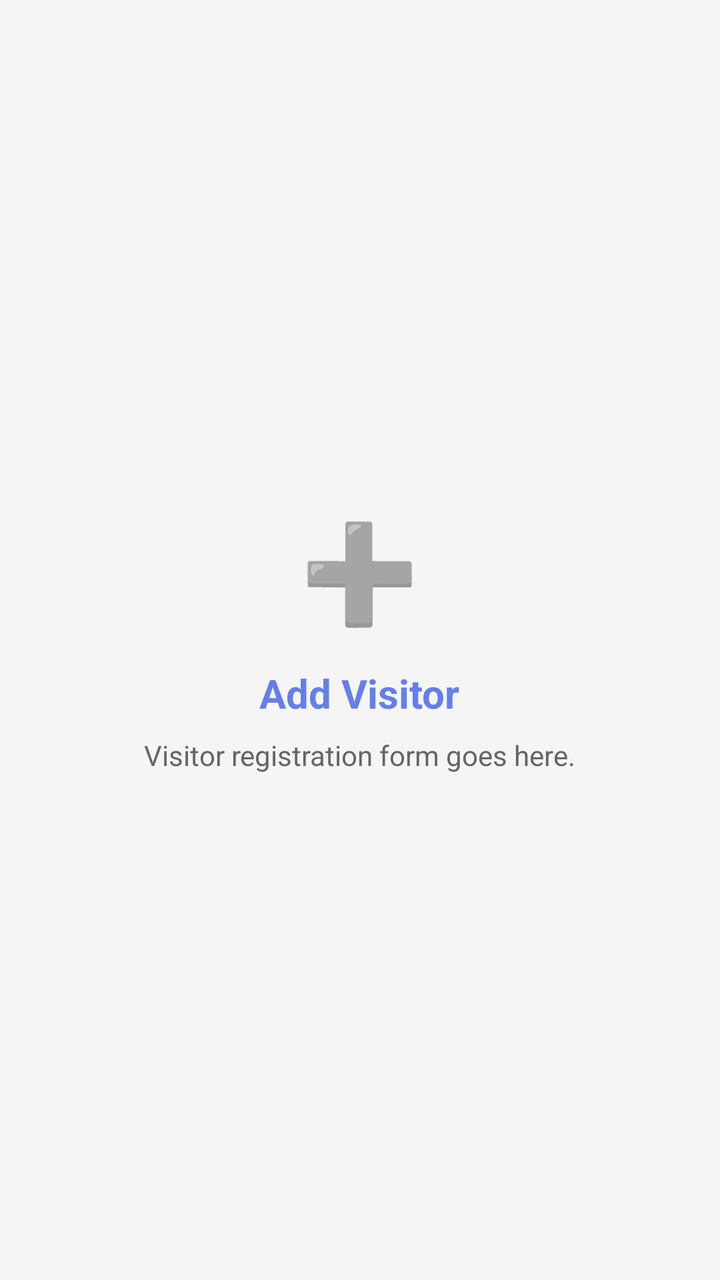
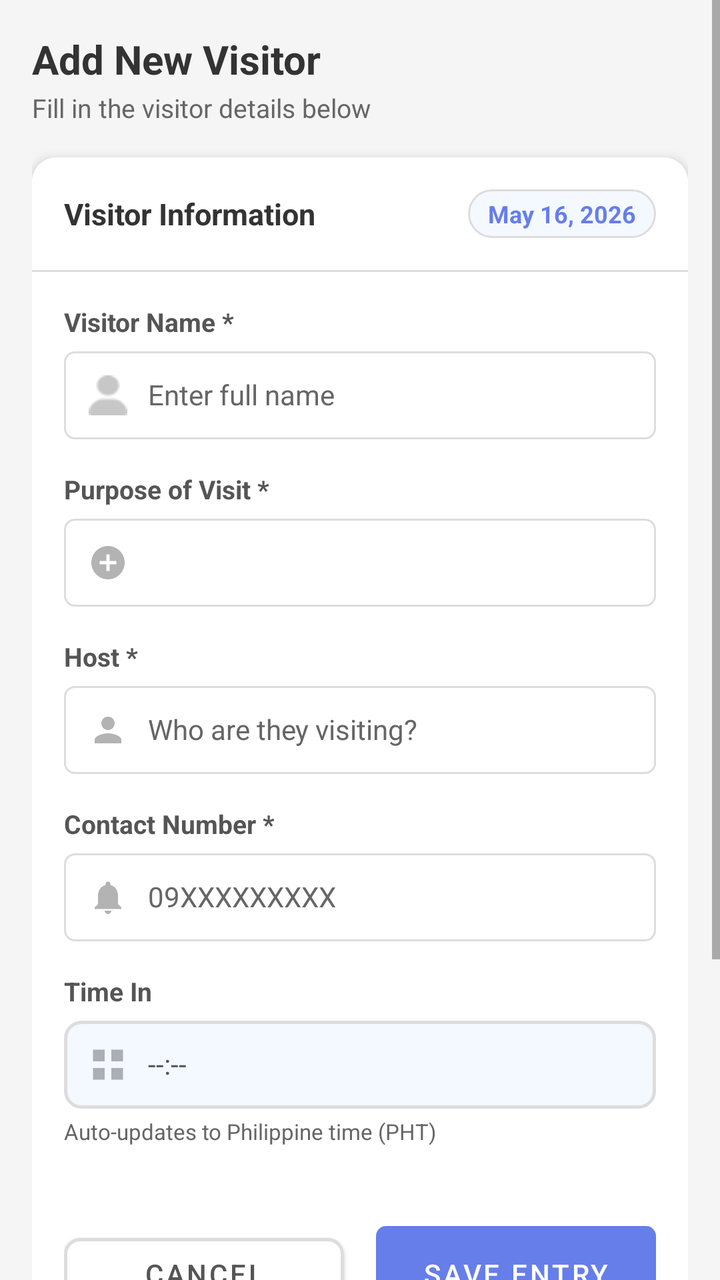

Before-and-after screenshots of an Android layout around one commit, followed by the original layout XML and the change that was made.
<!-- AndroidManifest.xml: application theme Theme.LogPoint -->
<!-- res/layout/fragment_add_visitor.xml -->
<?xml version="1.0" encoding="utf-8"?>
<LinearLayout xmlns:android="http://schemas.android.com/apk/res/android"
    android:layout_width="match_parent"
    android:layout_height="match_parent"
    android:orientation="vertical"
    android:background="@color/bg_light"
    android:padding="16dp"
    android:gravity="center">

    <TextView
        android:layout_width="wrap_content"
        android:layout_height="wrap_content"
        android:text="➕"
        android:textSize="48sp"
        android:layout_marginBottom="16dp" />

    <TextView
        android:layout_width="wrap_content"
        android:layout_height="wrap_content"
        android:text="Add Visitor"
        android:textSize="20sp"
        android:textStyle="bold"
        android:textColor="@color/primary_dark"
        android:layout_marginBottom="8dp" />

    <TextView
        android:layout_width="wrap_content"
        android:layout_height="wrap_content"
        android:text="Visitor registration form goes here."
        android:textSize="14sp"
        android:textColor="@color/text_light"
        android:gravity="center" />

</LinearLayout>
<!-- resources referenced by this layout -->
<resources>
  <color name="error">#F44336</color>
  <!-- unchanged entries left out for length: 6 -->
</resources>

<!-- the commit's change to res/layout/fragment_add_visitor.xml (unified diff, before → after) -->
@@ -1,34 +1,492 @@
 <?xml version="1.0" encoding="utf-8"?>
-<LinearLayout xmlns:android="http://schemas.android.com/apk/res/android"
+<ScrollView xmlns:android="http://schemas.android.com/apk/res/android"
+    xmlns:app="http://schemas.android.com/apk/res-auto"
     android:layout_width="match_parent"
     android:layout_height="match_parent"
-    android:orientation="vertical"
     android:background="@color/bg_light"
-    android:padding="16dp"
-    android:gravity="center">
-
-    <TextView
-        android:layout_width="wrap_content"
+    android:fillViewport="true">
+
+    <LinearLayout
+        android:layout_width="match_parent"
         android:layout_height="wrap_content"
-        android:text="➕"
-        android:textSize="48sp"
-        android:layout_marginBottom="16dp" />
-
-    <TextView
-        android:layout_width="wrap_content"
-        android:layout_height="wrap_content"
-        android:text="Add Visitor"
-        android:textSize="20sp"
-        android:textStyle="bold"
-        android:textColor="@color/primary_dark"
-        android:layout_marginBottom="8dp" />
-
-    <TextView
-        android:layout_width="wrap_content"
-        android:layout_height="wrap_content"
-        android:text="Visitor registration form goes here."
-        android:textSize="14sp"
-        android:textColor="@color/text_light"
-        android:gravity="center" />
-
-</LinearLayout>
+        android:orientation="vertical"
+        android:padding="16dp">
+
+        
+        <LinearLayout
+            android:layout_width="match_parent"
+            android:layout_height="wrap_content"
+            android:orientation="vertical"
+            android:layout_marginBottom="16dp">
+
+            <TextView
+                android:layout_width="wrap_content"
+                android:layout_height="wrap_content"
+                android:text="Add New Visitor"
+                android:textSize="20sp"
+                android:textStyle="bold"
+                android:textColor="@color/text_dark" />
+
+            <TextView
+                android:layout_width="wrap_content"
+                android:layout_height="wrap_content"
+                android:text="Fill in the visitor details below"
+                android:textSize="13sp"
+                android:textColor="@color/text_light"
+                android:layout_marginTop="2dp" />
+
+        </LinearLayout>
+
+        
+        <androidx.cardview.widget.CardView
+            android:layout_width="match_parent"
+            android:layout_height="wrap_content"
+            android:layout_marginBottom="16dp"
+            app:cardCornerRadius="12dp"
+            app:cardElevation="3dp"
+            app:cardBackgroundColor="@color/white">
+
+            <LinearLayout
+                android:layout_width="match_parent"
+                android:layout_height="wrap_content"
+                android:orientation="vertical">
+
+                
+                <LinearLayout
+                    android:layout_width="match_parent"
+                    android:layout_height="wrap_content"
+                    android:orientation="horizontal"
+                    android:gravity="center_vertical"
+                    android:padding="16dp"
+                    android:background="@color/white">
+
+                    <TextView
+                        android:layout_width="0dp"
+                        android:layout_height="wrap_content"
+                        android:layout_weight="1"
+                        android:text="Visitor Information"
+                        android:textSize="15sp"
+                        android:textStyle="bold"
+                        android:textColor="@color/text_dark" />
+
+                    
+                    <TextView
+                        android:id="@+id/tvCurrentDate"
+                        android:layout_width="wrap_content"
+                        android:layout_height="wrap_content"
+                        android:text="May 16, 2026"
+                        android:textSize="12sp"
+                        android:textColor="@color/primary_dark"
+                        android:textStyle="bold"
+                        android:background="@drawable/date_badge_bg"
+                        android:paddingStart="10dp"
+                        android:paddingEnd="10dp"
+                        android:paddingTop="4dp"
+                        android:paddingBottom="4dp" />
+
+                </LinearLayout>
+
+                
+                <View
+                    android:layout_width="match_parent"
+                    android:layout_height="1dp"
+                    android:background="@color/border_light" />
+
+                
+                <LinearLayout
+                    android:layout_width="match_parent"
+                    android:layout_height="wrap_content"
+                    android:orientation="vertical"
+                    android:padding="16dp">
+
+                    
+                    <TextView
+                        android:layout_width="wrap_content"
+                        android:layout_height="wrap_content"
+                        android:text="Visitor Name *"
+                        android:textSize="13sp"
+                        android:textColor="@color/text_medium"
+                        android:textStyle="bold"
+                        android:layout_marginBottom="6dp" />
+
+                    <RelativeLayout
+                        android:layout_width="match_parent"
+                        android:layout_height="wrap_content"
+                        android:layout_marginBottom="16dp"
+                        android:background="@drawable/input_background"
+                        android:padding="12dp">
+
+                        <ImageView
+                            android:id="@+id/iconVisitorName"
+                            android:layout_width="20dp"
+                            android:layout_height="20dp"
+                            android:src="@drawable/ic_person"
+                            android:layout_alignParentStart="true"
+                            android:layout_centerVertical="true"
+                            android:alpha="0.5" />
+
+                        <EditText
+                            android:id="@+id/etVisitorName"
+                            android:layout_width="match_parent"
+                            android:layout_height="wrap_content"
+                            android:layout_toEndOf="@id/iconVisitorName"
+                            android:layout_marginStart="10dp"
+                            android:hint="Enter full name"
+                            android:background="@null"
+                            android:textSize="14sp"
+                            android:maxLines="1"
+                            android:inputType="textPersonName"
+                            android:textColor="@color/text_dark"
+                            android:textColorHint="@color/text_light"
+                            android:gravity="start|center_vertical" />
+                    </RelativeLayout>
+
+                    
+                    <TextView
+                        android:layout_width="wrap_content"
+                        android:layout_height="wrap_content"
+                        android:text="Purpose of Visit *"
+                        android:textSize="13sp"
+                        android:textColor="@color/text_medium"
+                        android:textStyle="bold"
+                        android:layout_marginBottom="6dp" />
+
+                    <RelativeLayout
+                        android:layout_width="match_parent"
+                        android:layout_height="wrap_content"
+                        android:layout_marginBottom="16dp"
+                        android:background="@drawable/input_background"
+                        android:padding="12dp">
+
+                        <ImageView
+                            android:id="@+id/iconPurpose"
+                            android:layout_width="20dp"
+                            android:layout_height="20dp"
+                            android:src="@drawable/ic_nav_add"
+                            android:layout_alignParentStart="true"
+                            android:layout_centerVertical="true"
+                            android:alpha="0.5" />
+
+                        <Spinner
+                            android:id="@+id/spinnerPurpose"
+                            android:layout_width="match_parent"
+                            android:layout_height="wrap_content"
+                            android:layout_toEndOf="@id/iconPurpose"
+                            android:layout_marginStart="10dp"
+                            android:layout_centerVertical="true"
+                            android:background="@null"
+                            android:textSize="14sp" />
+                    </RelativeLayout>
+
+                    
+                    <LinearLayout
+                        android:id="@+id/layoutOtherPurpose"
+                        android:layout_width="match_parent"
+                        android:layout_height="wrap_content"
+                        android:orientation="vertical"
+                        android:visibility="gone">
+
+                        <TextView
+                            android:layout_width="wrap_content"
+                            android:layout_height="wrap_content"
+                            android:text="Specify Purpose *"
+                            android:textSize="13sp"
+                            android:textColor="@color/text_medium"
+                            android:textStyle="bold"
+                            android:layout_marginBottom="6dp" />
+
+                        <RelativeLayout
+                            android:layout_width="match_parent"
+                            android:layout_height="wrap_content"
+                            android:layout_marginBottom="16dp"
+                            android:background="@drawable/input_background"
+                            android:padding="12dp">
+
+                            <ImageView
+                                android:id="@+id/iconOtherPurpose"
+                                android:layout_width="20dp"
+                                android:layout_height="20dp"
+                                android:src="@drawable/ic_nav_add"
+                                android:layout_alignParentStart="true"
+                                android:layout_centerVertical="true"
+                                android:alpha="0.5" />
+
+                            <EditText
+                                android:id="@+id/etOtherPurpose"
+                                android:layout_width="match_parent"
+                                android:layout_height="wrap_content"
+                                android:layout_toEndOf="@id/iconOtherPurpose"
+                                android:layout_marginStart="10dp"
+                                android:hint="Please specify the purpose"
+                                android:background="@null"
+                                android:textSize="14sp"
+                                android:maxLines="1"
+                                android:inputType="text"
+                                android:textColor="@color/text_dark"
+                                android:textColorHint="@color/text_light"
+                                android:gravity="start|center_vertical" />
+                        </RelativeLayout>
+
+                    </LinearLayout>
+
+                    
+                    <TextView
+                        android:layout_width="wrap_content"
+                        android:layout_height="wrap_content"
+                        android:text="Host *"
+                        android:textSize="13sp"
+                        android:textColor="@color/text_medium"
+                        android:textStyle="bold"
+                        android:layout_marginBottom="6dp" />
+
+                    <RelativeLayout
+                        android:layout_width="match_parent"
+                        android:layout_height="wrap_content"
+                        android:layout_marginBottom="16dp"
+                        android:background="@drawable/input_background"
+                        android:padding="12dp">
+
+                        <ImageView
+                            android:id="@+id/iconHost"
+                            android:layout_width="20dp"
+                            android:layout_height="20dp"
+                            android:src="@drawable/ic_nav_profile"
+                            android:layout_alignParentStart="true"
+                            android:layout_centerVertical="true"
+                            android:alpha="0.5" />
+
+                        <EditText
+                            android:id="@+id/etHost"
+                            android:layout_width="match_parent"
+                            android:layout_height="wrap_content"
+                            android:layout_toEndOf="@id/iconHost"
+                            android:layout_marginStart="10dp"
+                            android:hint="Who are they visiting?"
+                            android:background="@null"
+                            android:textSize="14sp"
+                            android:maxLines="1"
+                            android:inputType="textPersonName"
+                            android:textColor="@color/text_dark"
+                            android:textColorHint="@color/text_light"
+                            android:gravity="start|center_vertical" />
+                    </RelativeLayout>
+
+                    
+                    <TextView
+                        android:layout_width="wrap_content"
+                        android:layout_height="wrap_content"
+                        android:text="Contact Number *"
+                        android:textSize="13sp"
+                        android:textColor="@color/text_medium"
+                        android:textStyle="bold"
+                        android:layout_marginBottom="6dp" />
+
+                    <RelativeLayout
+                        android:layout_width="match_parent"
+                        android:layout_height="wrap_content"
+                        android:layout_marginBottom="16dp"
+                        android:background="@drawable/input_background"
+                        android:padding="12dp">
+
+                        <ImageView
+                            android:id="@+id/iconContact"
+                            android:layout_width="20dp"
+                            android:layout_height="20dp"
+                            android:src="@drawable/ic_nav_notifications"
+                            android:layout_alignParentStart="true"
+                            android:layout_centerVertical="true"
+                            android:alpha="0.5" />
+
+                        <EditText
+                            android:id="@+id/etContactNumber"
+                            android:layout_width="match_parent"
+                            android:layout_height="wrap_content"
+                            android:layout_toEndOf="@id/iconContact"
+                            android:layout_marginStart="10dp"
+                            android:hint="09XXXXXXXXX"
+                            android:background="@null"
+                            android:textSize="14sp"
+                            android:maxLines="1"
+                            android:maxLength="11"
+                            android:inputType="phone"
+                            android:textColor="@color/text_dark"
+                            android:textColorHint="@color/text_light"
+                            android:gravity="start|center_vertical" />
+                    </RelativeLayout>
+
+                    
+                    <TextView
+                        android:layout_width="wrap_content"
+                        android:layout_height="wrap_content"
+                        android:text="Time In"
+                        android:textSize="13sp"
+                        android:textColor="@color/text_medium"
+                        android:textStyle="bold"
+                        android:layout_marginBottom="6dp" />
+
+                    <RelativeLayout
+                        android:layout_width="match_parent"
+                        android:layout_height="wrap_content"
+                        android:layout_marginBottom="4dp"
+                        android:background="@drawable/input_background_disabled"
+                        android:padding="12dp">
+
+                        <ImageView
+                            android:id="@+id/iconTime"
+                            android:layout_width="20dp"
+                            android:layout_height="20dp"
+                            android:src="@drawable/ic_nav_dashboard"
+                            android:layout_alignParentStart="true"
+                            android:layout_centerVertical="true"
+                            android:alpha="0.5" />
+
+                        <TextView
+                            android:id="@+id/tvTimeIn"
+                            android:layout_width="match_parent"
+                            android:layout_height="wrap_content"
+                            android:layout_toEndOf="@id/iconTime"
+                            android:layout_marginStart="10dp"
+                            android:text="--:--"
+                            android:textSize="14sp"
+                            android:textColor="@color/text_medium"
+                            android:gravity="start|center_vertical" />
+                    </RelativeLayout>
+
+                    <TextView
+                        android:layout_width="wrap_content"
+                        android:layout_height="wrap_content"
+                        android:text="Auto-updates to Philippine time (PHT)"
+                        android:textSize="11sp"
+                        android:textColor="@color/text_light"
+                        android:fontFamily="sans-serif"
+                        android:layout_marginBottom="24dp" />
+
+                    
+                    <TextView
+                        android:id="@+id/tvError"
+                        android:layout_width="match_parent"
+                        android:layout_height="wrap_content"
+                        android:textColor="@color/error"
+                        android:textSize="13sp"
+                        android:gravity="center"
+                        android:visibility="gone"
+                        android:layout_marginBottom="12dp" />
+
+                    
+                    <LinearLayout
+                        android:layout_width="match_parent"
+                        android:layout_height="wrap_content"
+                        android:orientation="horizontal"
+                        android:paddingTop="16dp">
+
+                        <com.google.android.material.button.MaterialButton
+                            android:id="@+id/btnCancel"
+                            android:layout_width="0dp"
+                            android:layout_height="48dp"
+                            android:layout_weight="1"
+                            android:layout_marginEnd="8dp"
+                            android:text="Cancel"
+                            android:textColor="@color/text_medium"
+                            android:backgroundTint="@color/white"
+                            app:strokeColor="@color/border_light"
+                            app:strokeWidth="1.5dp"
+                            app:cornerRadius="8dp" />
+
+                        <com.google.android.material.button.MaterialButton
+                            android:id="@+id/btnSave"
+                            android:layout_width="0dp"
+                            android:layout_height="48dp"
+                            android:layout_weight="1"
+                            android:layout_marginStart="8dp"
+                            android:text="Save Entry"
+                            android:textColor="@color/white"
+                            android:background="@drawable/gradient_button"
+                            app:cornerRadius="8dp"
+                            android:stateListAnimator="@null" />
+
+                    </LinearLayout>
+
+                    
+                    <ProgressBar
+                        android:id="@+id/progressBar"
+                        android:layout_width="wrap_content"
+                        android:layout_height="wrap_content"
+                        android:layout_gravity="center"
+                        android:visibility="gone"
+                        android:layout_marginTop="8dp" />
+
+                </LinearLayout>
+
+            </LinearLayout>
+
+        </androidx.cardview.widget.CardView>
+
+        
+        <androidx.cardview.widget.CardView
+            android:layout_width="match_parent"
+            android:layout_height="wrap_content"
+            android:layout_marginBottom="16dp"
+            app:cardCornerRadius="12dp"
+            app:cardElevation="2dp"
+            app:cardBackgroundColor="@color/white">
+
+            <LinearLayout
+                android:layout_width="match_parent"
+                android:layout_height="wrap_content"
+                android:orientation="vertical"
+                android:padding="16dp"
+                android:background="@drawable/tips_card_bg">
+
+                <LinearLayout
+                    android:layout_width="match_parent"
+                    android:layout_height="wrap_content"
+                    android:orientation="horizontal"
+                    android:gravity="center_vertical"
+                    android:layout_marginBottom="10dp">
+
+                    <TextView
+                        android:layout_width="wrap_content"
+                        android:layout_height="wrap_content"
+                        android:text="ℹ️  "
+                        android:textSize="16sp" />
+
+                    <TextView
+                        android:layout_width="wrap_content"
+                        android:layout_height="wrap_content"
+                        android:text="Quick Tips"
+                        android:textSize="14sp"
+                        android:textStyle="bold"
+                        android:textColor="@color/primary_dark" />
+
+                </LinearLayout>
+
+                <TextView
+                    android:layout_width="match_parent"
+                    android:layout_height="wrap_content"
+                    android:text="• Make sure to verify visitor's identification"
+                    android:textSize="13sp"
+                    android:textColor="@color/text_medium"
+                    android:layout_marginBottom="6dp" />
+
+                <TextView
+                    android:layout_width="match_parent"
+                    android:layout_height="wrap_content"
+                    android:text="• Double-check the spelling of the visitor's name"
+                    android:textSize="13sp"
+                    android:textColor="@color/text_medium"
+                    android:layout_marginBottom="6dp" />
+
+                <TextView
+                    android:layout_width="match_parent"
+                    android:layout_height="wrap_content"
+                    android:text="• You can edit visitor details later if needed"
+                    android:textSize="13sp"
+                    android:textColor="@color/text_medium" />
+
+            </LinearLayout>
+
+        </androidx.cardview.widget.CardView>
+
+    </LinearLayout>
+
+</ScrollView>
<!-- resource entries referenced after the edit -->
@@ -1,6 +1,92 @@
 <!-- resources referenced by this layout -->
 <resources>
+  <color name="border_light">#DDDDDD</color>
   <color name="error">#F44336</color>
+  <color name="text_dark">#333333</color>
+  <color name="text_medium">#555555</color>
+  <!-- drawable date_badge_bg (drawable) -->
+  <?xml version="1.0" encoding="utf-8"?>
+  <shape xmlns:android="http://schemas.android.com/apk/res/android">
+      <solid android:color="#F4F8FF" />
+      <stroke android:width="1dp" android:color="@color/border_light" />
+      <corners android:radius="20dp" />
+  </shape>
+  <!-- drawable gradient_button (drawable) -->
+  <?xml version="1.0" encoding="utf-8"?>
+  <shape xmlns:android="http://schemas.android.com/apk/res/android">
+      <gradient
+          android:angle="135"
+          android:startColor="#004aad"
+          android:endColor="#7ed957" />
+      <corners android:radius="5dp" />
+      <padding
+          android:left="12dp"
+          android:top="12dp"
+          android:right="12dp"
+          android:bottom="12dp" />
+  </shape>
+  <!-- drawable ic_nav_add (drawable) -->
+  <vector xmlns:android="http://schemas.android.com/apk/res/android"
+      android:width="24dp" android:height="24dp"
+      android:viewportWidth="24" android:viewportHeight="24">
+      <path android:fillColor="?attr/colorControlNormal"
+          android:pathData="M12,2C6.48,2 2,6.48 2,12s4.48,10 10,10 10,-4.48 10,-10S17.52,2 12,2zM17,13h-4v4h-2v-4H7v-2h4V7h2v4h4v2z"/>
+  </vector>
+  <!-- drawable ic_nav_dashboard (drawable) -->
+  <vector xmlns:android="http://schemas.android.com/apk/res/android"
+      android:width="24dp" android:height="24dp"
+      android:viewportWidth="24" android:viewportHeight="24">
+      <path android:fillColor="?attr/colorControlNormal"
+          android:pathData="M3,3h7v7H3zM14,3h7v7h-7zM3,14h7v7H3zM14,14h7v7h-7z"/>
+  </vector>
+  <!-- drawable ic_nav_notifications (drawable) -->
+  <vector xmlns:android="http://schemas.android.com/apk/res/android"
+      android:width="24dp" android:height="24dp"
+      android:viewportWidth="24" android:viewportHeight="24">
+      <path android:fillColor="?attr/colorControlNormal"
+          android:pathData="M12,22c1.1,0 2,-0.9 2,-2h-4c0,1.1 0.9,2 2,2zM18,16v-5c0,-3.07 -1.64,-5.64 -4.5,-6.32V4c0,-0.83 -0.67,-1.5 -1.5,-1.5s-1.5,0.67 -1.5,1.5v0.68C7.63,5.36 6,7.92 6,11v5l-2,2v1h16v-1l-2,-2z"/>
+  </vector>
+  <!-- drawable ic_nav_profile (drawable) -->
+  <vector xmlns:android="http://schemas.android.com/apk/res/android"
+      android:width="24dp" android:height="24dp"
+      android:viewportWidth="24" android:viewportHeight="24">
+      <path android:fillColor="?attr/colorControlNormal"
+          android:pathData="M12,12c2.21,0 4,-1.79 4,-4s-1.79,-4 -4,-4 -4,1.79 -4,4 1.79,4 4,4zM12,14c-2.67,0 -8,1.34 -8,4v2h16v-2c0,-2.66 -5.33,-4 -8,-4z"/>
+  </vector>
+  <!-- drawable ic_person: png bitmap (drawable, 409 bytes) -->
+  <!-- drawable input_background (drawable) -->
+  <?xml version="1.0" encoding="utf-8"?>
+  <shape xmlns:android="http://schemas.android.com/apk/res/android">
+      <solid android:color="@color/white" />
+      <stroke
+          android:width="1dp"
+          android:color="@color/border_light" />
+      <corners android:radius="5dp" />
+  </shape>
+  <!-- drawable input_background_disabled (drawable) -->
+  <?xml version="1.0" encoding="utf-8"?>
+  <shape xmlns:android="http://schemas.android.com/apk/res/android">
+      <solid android:color="#F4F8FF" />
+      <stroke android:width="1.5dp" android:color="@color/border_light" />
+      <corners android:radius="8dp" />
+  </shape>
+  <!-- drawable tips_card_bg (drawable) -->
+  <?xml version="1.0" encoding="utf-8"?>
+  <layer-list xmlns:android="http://schemas.android.com/apk/res/android">
+      <item>
+          <shape>
+              <solid android:color="@color/white" />
+              <corners android:radius="12dp" />
+          </shape>
+      </item>
+      <item android:right="0dp" android:top="0dp" android:bottom="0dp" android:left="0dp">
+          <shape>
+              <solid android:color="@color/white" />
+              <stroke android:width="4dp" android:color="@color/primary_dark" />
+              <corners android:radius="12dp" />
+          </shape>
+      </item>
+  </layer-list>
   <!-- unchanged entries left out for length: 6 -->
 </resources>
 
